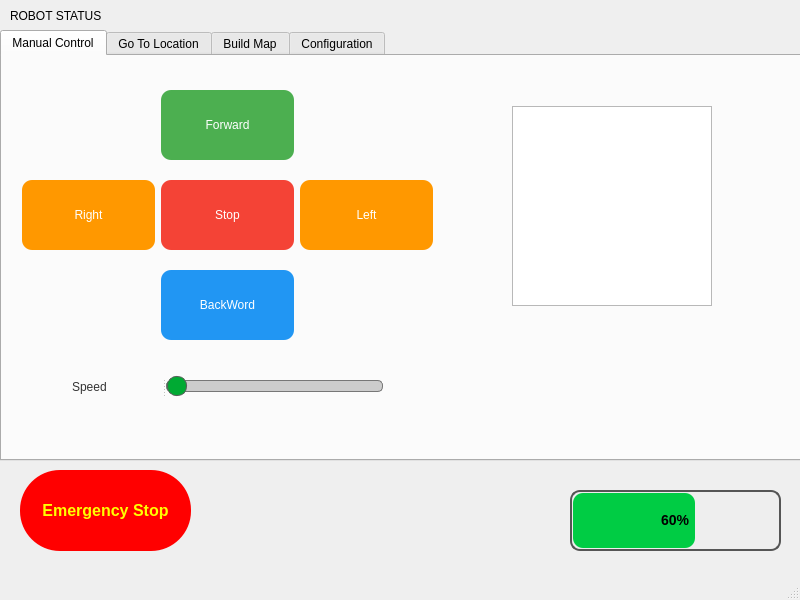
First picture: the form in alphabot_gui/alphabot_gui/alphabot_gui.ui, repository ahmohamed1/alphabot, before the edit.
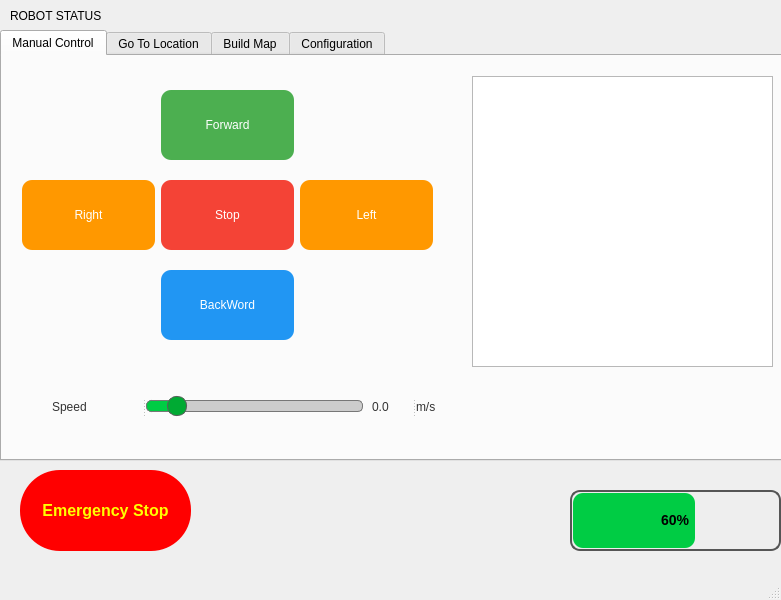
Second picture: the form after the edit. The open tabs and pages were chosen to show the change.

Diff of the .ui file:
```diff
--- a/alphabot_gui/alphabot_gui/alphabot_gui.ui
+++ b/alphabot_gui/alphabot_gui/alphabot_gui.ui
@@ -6,7 +6,7 @@
    <rect>
     <x>0</x>
     <y>0</y>
-    <width>800</width>
+    <width>781</width>
     <height>600</height>
    </rect>
   </property>
@@ -33,8 +33,8 @@
      <widget class="QSplitter" name="splitter">
       <property name="geometry">
        <rect>
-        <x>70</x>
-        <y>310</y>
+        <x>50</x>
+        <y>330</y>
         <width>311</width>
         <height>41</height>
        </rect>
@@ -90,9 +90,33 @@
 }
 </string>
        </property>
+       <property name="maximum">
+        <number>100</number>
+       </property>
+       <property name="singleStep">
+        <number>10</number>
+       </property>
+       <property name="value">
+        <number>10</number>
+       </property>
+       <property name="sliderPosition">
+        <number>10</number>
+       </property>
+       <property name="tracking">
+        <bool>true</bool>
+       </property>
        <property name="orientation">
         <enum>Qt::Horizontal</enum>
        </property>
+       <property name="invertedControls">
+        <bool>false</bool>
+       </property>
+       <property name="tickPosition">
+        <enum>QSlider::TicksAbove</enum>
+       </property>
+       <property name="tickInterval">
+        <number>10</number>
+       </property>
       </widget>
      </widget>
      <widget class="QWidget" name="layoutWidget">
@@ -250,13 +274,51 @@
      <widget class="QGraphicsView" name="GVController">
       <property name="geometry">
        <rect>
-        <x>510</x>
-        <y>50</y>
-        <width>200</width>
-        <height>200</height>
+        <x>470</x>
+        <y>20</y>
+        <width>301</width>
+        <height>291</height>
        </rect>
       </property>
      </widget>
+     <widget class="QSplitter" name="splitter_2">
+      <property name="geometry">
+       <rect>
+        <x>370</x>
+        <y>330</y>
+        <width>91</width>
+        <height>41</height>
+       </rect>
+      </property>
+      <property name="orientation">
+       <enum>Qt::Horizontal</enum>
+      </property>
+      <widget class="QLabel" name="LSpeed">
+       <property name="styleSheet">
+        <string notr="true">QLabel {
+    font: bold 14pt &quot;Segoe UI&quot;;
+    color: #333;
+}
+</string>
+       </property>
+       <property name="text">
+        <string>0.0</string>
+       </property>
+      </widget>
+      <widget class="QLabel" name="label_10">
+       <property name="styleSheet">
+        <string notr="true">QLabel {
+    font: bold 14pt &quot;Segoe UI&quot;;
+    color: #333;
+}
+
+</string>
+       </property>
+       <property name="text">
+        <string>m/s</string>
+       </property>
+      </widget>
+     </widget>
     </widget>
     <widget class="QWidget" name="tab_2">
      <attribute name="title">
```
Left out of the diff: 36 changed lines with no effect on the pictures.
